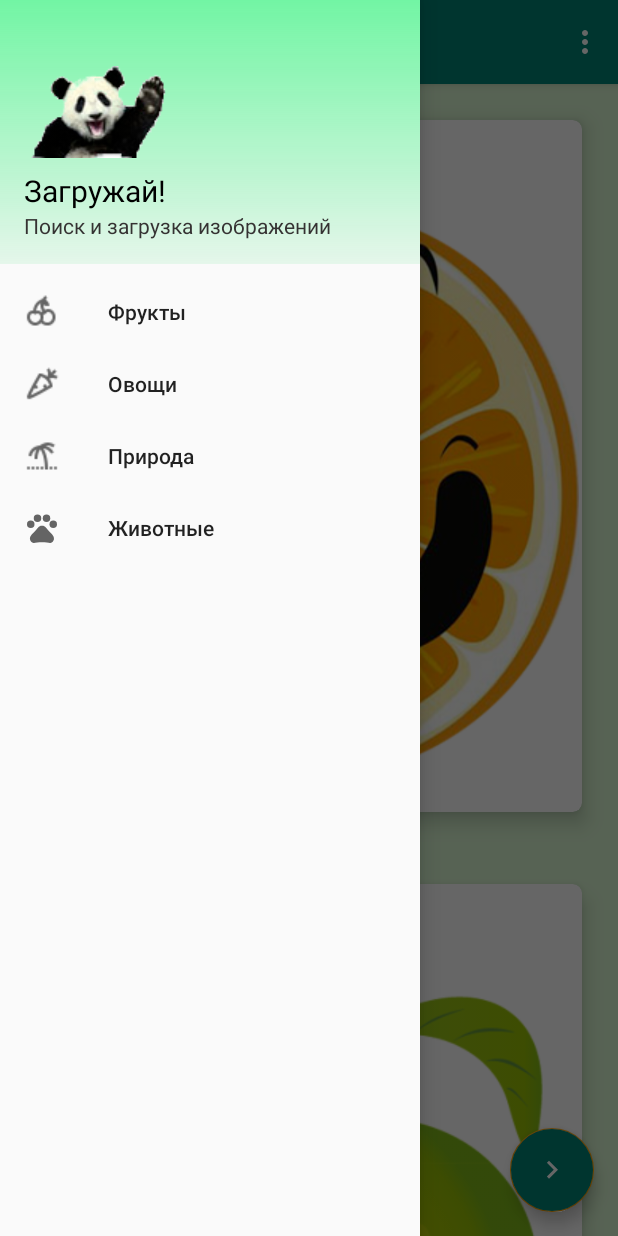
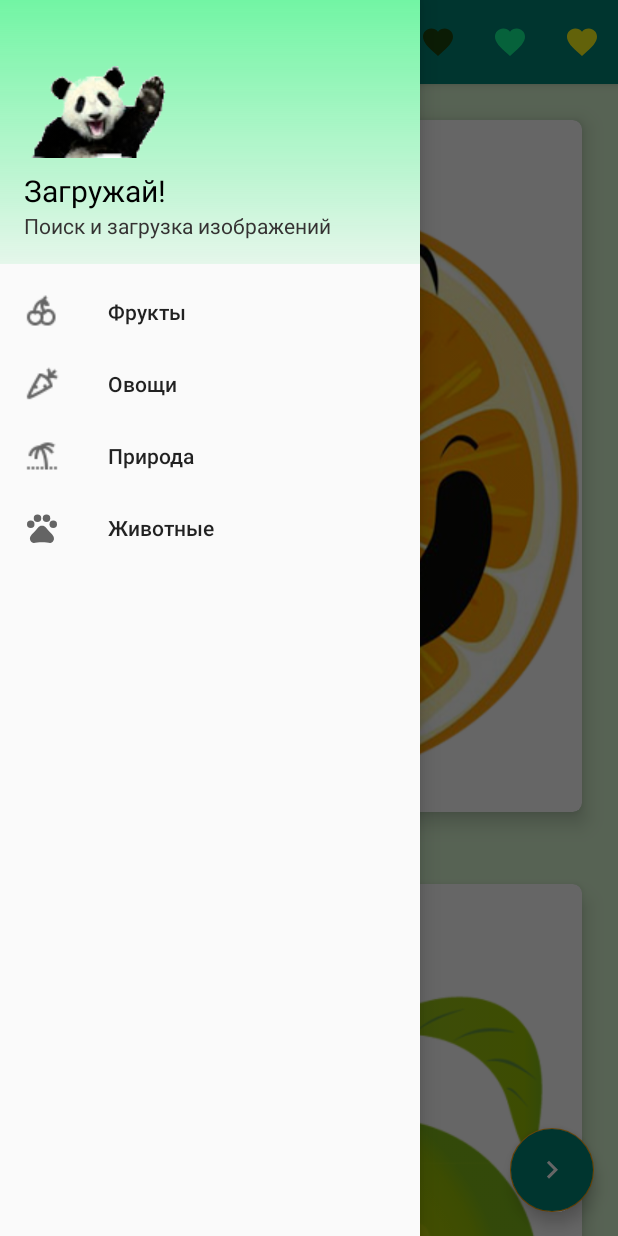
Before and after one commit to bartex12/A3_HW, an Android app: the MainActivity screen opened directly, with no data from a screen before it, on a phone screen of 412 x 824 dp. Run offline under Robolectric (Android 15) with nearby library versions, the phone set to English and light mode, and no system bars.

Commit message:
делаю 3 задание -вылезла ошибка - при повороте экрана и смене темы

```diff
--- /dev/null
+++ b/app/src/main/res/drawable/ic_green_theme.xml
@@ -0,0 +1,5 @@
+<vector android:height="24dp" android:tint="#10F794"
+    android:viewportHeight="24.0" android:viewportWidth="24.0"
+    android:width="24dp" xmlns:android="http://schemas.android.com/apk/res/android">
+    <path android:fillColor="#FF000000" android:pathData="M12,21.35l-1.45,-1.32C5.4,15.36 2,12.28 2,8.5 2,5.42 4.42,3 7.5,3c1.74,0 3.41,0.81 4.5,2.09C13.09,3.81 14.76,3 16.5,3 19.58,3 22,5.42 22,8.5c0,3.78 -3.4,6.86 -8.55,11.54L12,21.35z"/>
+</vector>
--- /dev/null
+++ b/app/src/main/res/drawable/ic_standart_theme.xml
@@ -0,0 +1,5 @@
+<vector android:height="24dp" android:tint="#1B460D"
+    android:viewportHeight="24.0" android:viewportWidth="24.0"
+    android:width="24dp" xmlns:android="http://schemas.android.com/apk/res/android">
+    <path android:fillColor="#FF000000" android:pathData="M12,21.35l-1.45,-1.32C5.4,15.36 2,12.28 2,8.5 2,5.42 4.42,3 7.5,3c1.74,0 3.41,0.81 4.5,2.09C13.09,3.81 14.76,3 16.5,3 19.58,3 22,5.42 22,8.5c0,3.78 -3.4,6.86 -8.55,11.54L12,21.35z"/>
+</vector>
--- /dev/null
+++ b/app/src/main/res/drawable/ic_yellow_theme.xml
@@ -0,0 +1,5 @@
+<vector android:height="24dp" android:tint="#F7F719"
+    android:viewportHeight="24.0" android:viewportWidth="24.0"
+    android:width="24dp" xmlns:android="http://schemas.android.com/apk/res/android">
+    <path android:fillColor="#FF000000" android:pathData="M12,21.35l-1.45,-1.32C5.4,15.36 2,12.28 2,8.5 2,5.42 4.42,3 7.5,3c1.74,0 3.41,0.81 4.5,2.09C13.09,3.81 14.76,3 16.5,3 19.58,3 22,5.42 22,8.5c0,3.78 -3.4,6.86 -8.55,11.54L12,21.35z"/>
+</vector>
--- a/app/src/main/res/menu/main.xml
+++ b/app/src/main/res/menu/main.xml
@@ -2,8 +2,21 @@
 <menu xmlns:android="http://schemas.android.com/apk/res/android"
     xmlns:app="http://schemas.android.com/apk/res-auto">
     <item
-        android:id="@+id/action_settings"
-        android:orderInCategory="100"
-        android:title="@string/action_settings"
-        app:showAsAction="never" />
+        android:id="@+id/standard"
+        android:orderInCategory="10"
+        android:icon="@drawable/ic_standart_theme"
+        android:title="@string/standart_theme"
+        app:showAsAction="ifRoom|withText" />
+    <item
+        android:id="@+id/green"
+        android:orderInCategory="20"
+        android:icon="@drawable/ic_green_theme"
+        android:title="@string/green_theme"
+        app:showAsAction="ifRoom|withText" />
+    <item
+        android:id="@+id/yellow"
+        android:orderInCategory="30"
+        android:icon="@drawable/ic_yellow_theme"
+        android:title="@string/yellow_theme"
+        app:showAsAction="ifRoom|withText" />
 </menu>
--- a/app/src/main/res/values/strings.xml
+++ b/app/src/main/res/values/strings.xml
@@ -150,5 +150,8 @@
     <string name="button_2">Button 2</string>
     <string name="button_1">Button 1</string>
     <string name="simple_button">Просто кнопка</string>
+    <string name="standart_theme">Стандартная тема</string>
+    <string name="green_theme">Зелёная тема</string>
+    <string name="yellow_theme">Жёлтая тема</string>
 
 </resources>
--- a/app/src/main/res/values/styles.xml
+++ b/app/src/main/res/values/styles.xml
@@ -14,6 +14,13 @@
         <item name="colorAccent">@color/colorAccentGreen</item>
     </style>
 
+    <style name="AppThemeYellow" parent="Theme.AppCompat.Light.DarkActionBar">
+        <item name="colorPrimary">@color/colorPrimaryYellow</item>
+        <item name="colorPrimaryDark">@color/colorPrimaryDarkYellow</item>
+        <item name="colorAccent">@color/colorAccentYellow</item>
+                <item name="windowActionBar">false</item>
+                <item name="windowNoTitle">true</item>
+    </style>
 
     <style name="AppTheme.NoActionBar">
         <item name="windowActionBar">false</item>
```
Also changed, not shown: app/src/main/AndroidManifest.xml (+9 -6 lines), app/src/main/java/ru/barcats/a3l5_home/MainActivity.java (+80 -9 lines).
